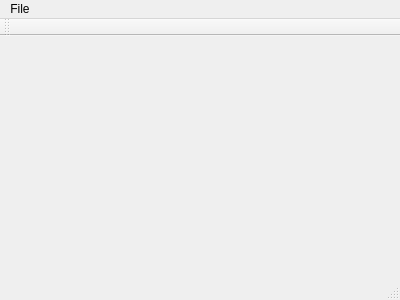
First picture: the form in qt023/mainwindow.ui, repository ggurbet/qtexamples, before the edit.
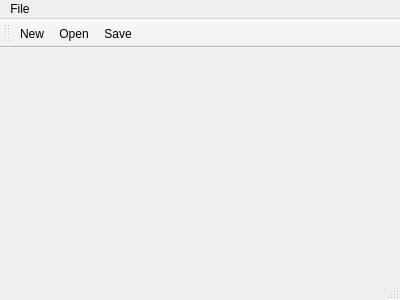
Second picture: the form after the edit. Icons and pictures are not drawn.

Commit message: Finished example 23

```diff
--- a/qt023/mainwindow.ui
+++ b/qt023/mainwindow.ui
@@ -40,6 +40,9 @@
    <attribute name="toolBarBreak">
     <bool>false</bool>
    </attribute>
+   <addaction name="actionNew"/>
+   <addaction name="actionOpen"/>
+   <addaction name="actionSave"/>
   </widget>
   <widget class="QStatusBar" name="statusBar"/>
   <action name="actionNew">
```
The commit also changes 2 other files.
